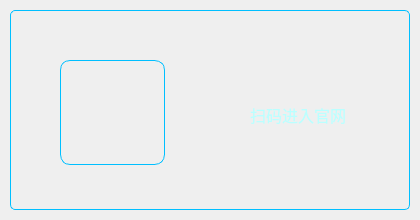
Sunlx5522/TFW_PROJECT, file TIM/qrcode.ui: the form before one commit.
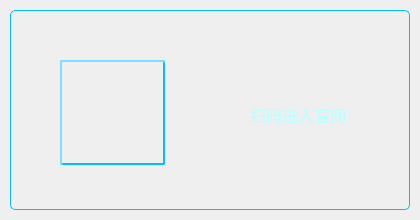
The form after the commit. Icons and pictures are not drawn.

What changed in the file:
```diff
--- a/TIM/qrcode.ui
+++ b/TIM/qrcode.ui
@@ -112,8 +112,9 @@
      </size>
     </property>
     <property name="styleSheet">
-     <string notr="true">border: 1px solid rgba(0,191,255, 255);
-border-radius:10px; </string>
+     <string notr="true">border: 2px solid rgba(0,191,255, 255);
+border-radius:2px; 
+border-style: outset;/*设置边框*/</string>
     </property>
     <property name="text">
      <string/>
```
